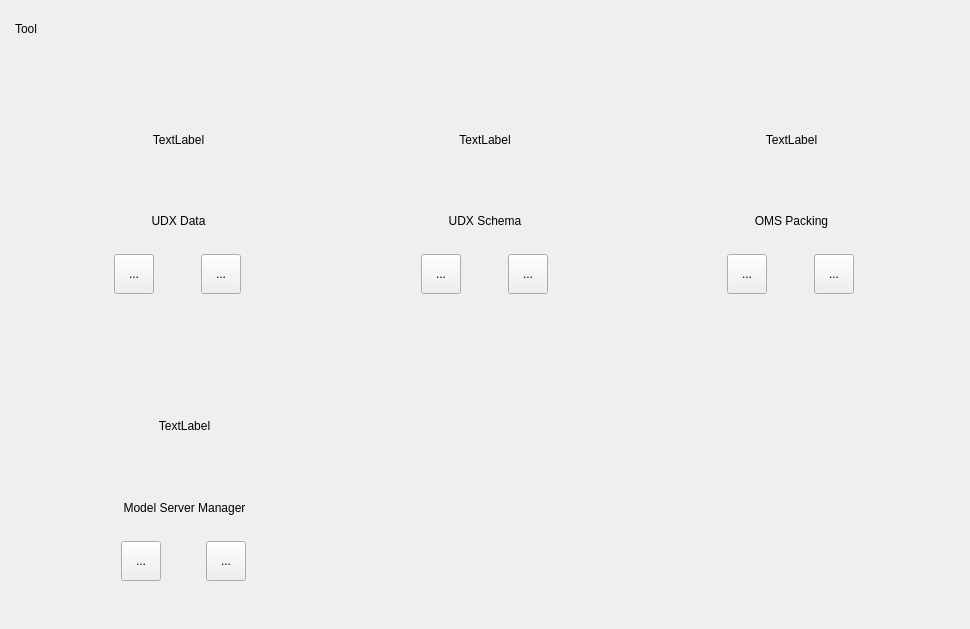
This is OgmUI/ogmtoolui.ui in SunsetFrost/ogms_desktop as Qt 5 draws it before an edit. The edited form follows.
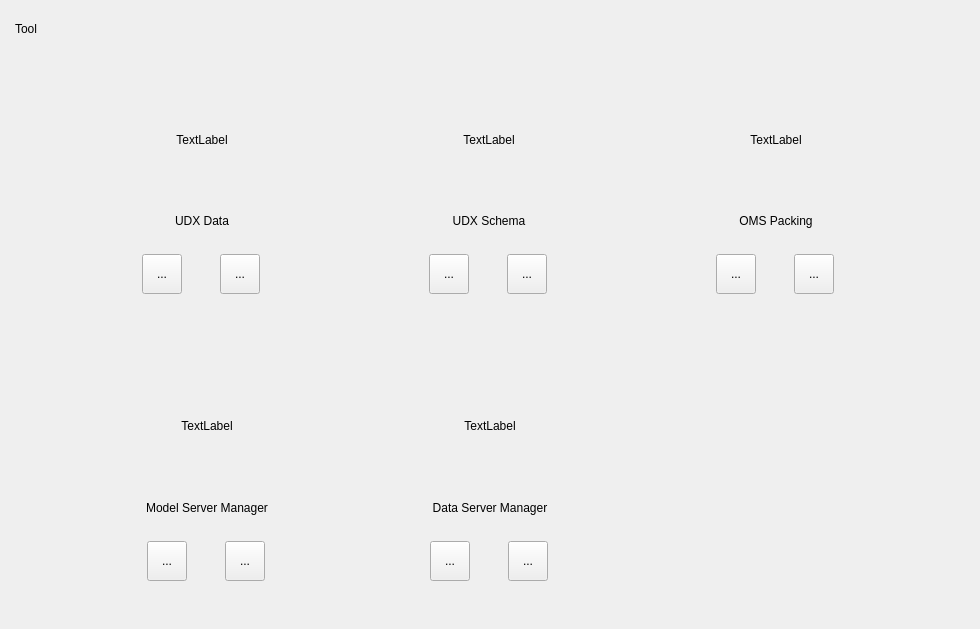
This is the edited form.

Commit message: data task map 与refactor的xml部分UI model task 编辑 文件 check 只能单选 现可多选 名称显示不全    自动省略 点击home侧边栏 topserver 的check回到第一个

```diff
--- a/OgmUI/ogmtoolui.ui
+++ b/OgmUI/ogmtoolui.ui
@@ -6,7 +6,7 @@
    <rect>
     <x>0</x>
     <y>0</y>
-    <width>970</width>
+    <width>980</width>
     <height>629</height>
    </rect>
   </property>
@@ -95,7 +95,7 @@
        <widget class="QWidget" name="widget_3" native="true">
         <layout class="QHBoxLayout" name="horizontalLayout_2">
          <property name="spacing">
-          <number>60</number>
+          <number>30</number>
          </property>
          <property name="leftMargin">
           <number>0</number>
@@ -111,6 +111,24 @@
          </property>
          <item>
           <widget class="QWidget" name="widget_5" native="true">
+           <property name="sizePolicy">
+            <sizepolicy hsizetype="Fixed" vsizetype="Preferred">
+             <horstretch>0</horstretch>
+             <verstretch>0</verstretch>
+            </sizepolicy>
+           </property>
+           <property name="minimumSize">
+            <size>
+             <width>220</width>
+             <height>0</height>
+            </size>
+           </property>
+           <property name="maximumSize">
+            <size>
+             <width>220</width>
+             <height>16777215</height>
+            </size>
+           </property>
            <layout class="QVBoxLayout" name="verticalLayout_4" stretch="3,1">
             <property name="spacing">
              <number>0</number>
@@ -208,6 +226,24 @@
          </item>
          <item>
           <widget class="QWidget" name="widget_7" native="true">
+           <property name="sizePolicy">
+            <sizepolicy hsizetype="Fixed" vsizetype="Preferred">
+             <horstretch>0</horstretch>
+             <verstretch>0</verstretch>
+            </sizepolicy>
+           </property>
+           <property name="minimumSize">
+            <size>
+             <width>220</width>
+             <height>0</height>
+            </size>
+           </property>
+           <property name="maximumSize">
+            <size>
+             <width>220</width>
+             <height>16777215</height>
+            </size>
+           </property>
            <layout class="QVBoxLayout" name="verticalLayout_6" stretch="3,1">
             <property name="spacing">
              <number>0</number>
@@ -305,6 +341,24 @@
          </item>
          <item>
           <widget class="QWidget" name="widget_6" native="true">
+           <property name="sizePolicy">
+            <sizepolicy hsizetype="Fixed" vsizetype="Preferred">
+             <horstretch>0</horstretch>
+             <verstretch>0</verstretch>
+            </sizepolicy>
+           </property>
+           <property name="minimumSize">
+            <size>
+             <width>220</width>
+             <height>0</height>
+            </size>
+           </property>
+           <property name="maximumSize">
+            <size>
+             <width>220</width>
+             <height>16777215</height>
+            </size>
+           </property>
            <layout class="QVBoxLayout" name="verticalLayout_5" stretch="3,1">
             <property name="spacing">
              <number>0</number>
@@ -407,10 +461,28 @@
        <widget class="QWidget" name="widget_4" native="true">
         <layout class="QHBoxLayout" name="horizontalLayout_3">
          <property name="spacing">
-          <number>60</number>
+          <number>30</number>
          </property>
          <item>
           <widget class="QWidget" name="widget_8" native="true">
+           <property name="sizePolicy">
+            <sizepolicy hsizetype="Fixed" vsizetype="Preferred">
+             <horstretch>0</horstretch>
+             <verstretch>0</verstretch>
+            </sizepolicy>
+           </property>
+           <property name="minimumSize">
+            <size>
+             <width>220</width>
+             <height>0</height>
+            </size>
+           </property>
+           <property name="maximumSize">
+            <size>
+             <width>220</width>
+             <height>16777215</height>
+            </size>
+           </property>
            <layout class="QVBoxLayout" name="verticalLayout_3" stretch="3,1">
             <property name="spacing">
              <number>0</number>
@@ -510,10 +582,141 @@
           </widget>
          </item>
          <item>
-          <widget class="QWidget" name="widget_9" native="true"/>
+          <widget class="QWidget" name="widget_9" native="true">
+           <property name="sizePolicy">
+            <sizepolicy hsizetype="Fixed" vsizetype="Preferred">
+             <horstretch>0</horstretch>
+             <verstretch>0</verstretch>
+            </sizepolicy>
+           </property>
+           <property name="minimumSize">
+            <size>
+             <width>220</width>
+             <height>0</height>
+            </size>
+           </property>
+           <property name="maximumSize">
+            <size>
+             <width>220</width>
+             <height>16777215</height>
+            </size>
+           </property>
+           <layout class="QVBoxLayout" name="verticalLayout_11" stretch="3,1">
+            <property name="spacing">
+             <number>0</number>
+            </property>
+            <item>
+             <widget class="QWidget" name="widget_19" native="true">
+              <property name="statusTip">
+               <string>widget-tool-top</string>
+              </property>
+              <layout class="QVBoxLayout" name="verticalLayout_12" stretch="4,1">
+               <item>
+                <widget class="QLabel" name="lblToolData">
+                 <property name="statusTip">
+                  <string>lbl-tool-icon</string>
+                 </property>
+                 <property name="text">
+                  <string>TextLabel</string>
+                 </property>
+                 <property name="alignment">
+                  <set>Qt::AlignCenter</set>
+                 </property>
+                </widget>
+               </item>
+               <item>
+                <widget class="QLabel" name="label_5">
+                 <property name="statusTip">
+                  <string>lbl-tool-name</string>
+                 </property>
+                 <property name="text">
+                  <string>Data Server Manager</string>
+                 </property>
+                 <property name="alignment">
+                  <set>Qt::AlignCenter</set>
+                 </property>
+                </widget>
+               </item>
+              </layout>
+             </widget>
+            </item>
+            <item>
+             <widget class="QWidget" name="widget_20" native="true">
+              <property name="statusTip">
+               <string>widget-tool-bottom</string>
+              </property>
+              <layout class="QHBoxLayout" name="horizontalLayout_4">
+               <item>
+                <widget class="QToolButton" name="btnToolDataRun">
+                 <property name="minimumSize">
+                  <size>
+                   <width>40</width>
+                   <height>40</height>
+                  </size>
+                 </property>
+                 <property name="maximumSize">
+                  <size>
+                   <width>40</width>
+                   <height>40</height>
+                  </size>
+                 </property>
+                 <property name="statusTip">
+                  <string>btn-tool</string>
+                 </property>
+                 <property name="text">
+                  <string>...</string>
+                 </property>
+                </widget>
+               </item>
+               <item>
+                <widget class="QToolButton" name="btnToolDataDesc">
+                 <property name="minimumSize">
+                  <size>
+                   <width>40</width>
+                   <height>40</height>
+                  </size>
+                 </property>
+                 <property name="maximumSize">
+                  <size>
+                   <width>40</width>
+                   <height>40</height>
+                  </size>
+                 </property>
+                 <property name="statusTip">
+                  <string>btn-tool</string>
+                 </property>
+                 <property name="text">
+                  <string>...</string>
+                 </property>
+                </widget>
+               </item>
+              </layout>
+             </widget>
+            </item>
+           </layout>
+          </widget>
          </item>
          <item>
-          <widget class="QWidget" name="widget_10" native="true"/>
+          <widget class="QWidget" name="widget_10" native="true">
+           <property name="sizePolicy">
+            <sizepolicy hsizetype="Minimum" vsizetype="Preferred">
+             <horstretch>0</horstretch>
+             <verstretch>0</verstretch>
+            </sizepolicy>
+           </property>
+           <property name="minimumSize">
+            <size>
+             <width>220</width>
+             <height>0</height>
+            </size>
+           </property>
+           <property name="maximumSize">
+            <size>
+             <width>220</width>
+             <height>16777215</height>
+            </size>
+           </property>
+          </widget>
          </item>
         </layout>
        </widget>
```
The commit also changes 27 other files.
